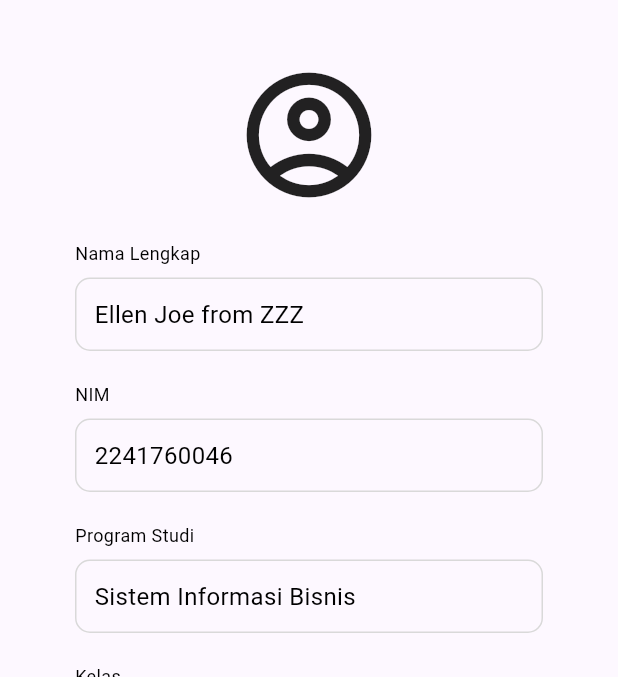
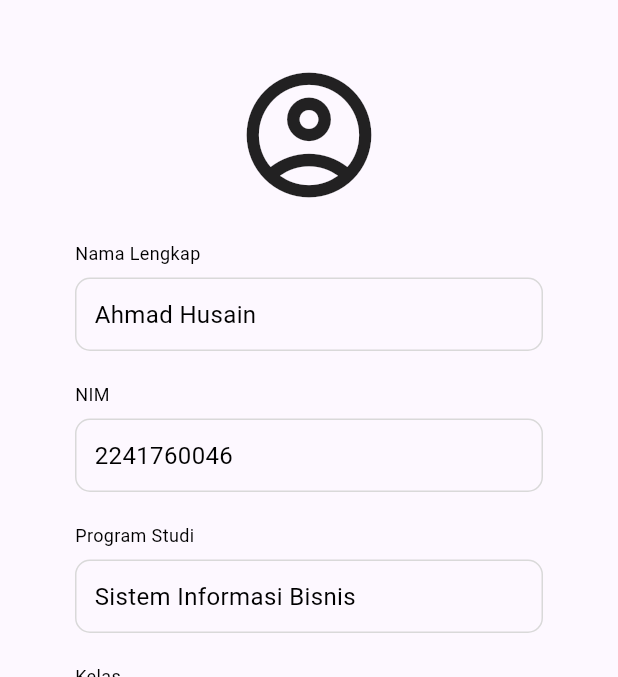
Before and after one commit to nauqi-1/Mobile_PBL, a Flutter app: the MhsProfilePage screen opened directly, on a phone screen of 412 x 824 dp, the part 84-761 px from its top. Run offline on Flutter 3.47's test engine with Material 3 defaults, Android fonts, the phone set to English and light mode, and no system bars.

Commit message:
ganti nama mahasiswa

```diff
--- a/lib/mahasiswa/profile.dart
+++ b/lib/mahasiswa/profile.dart
@@ -16,7 +16,7 @@ class MhsProfilePage extends StatefulWidget {
 }
 
 class _ProfilePageState extends State<MhsProfilePage> {
-  String nama = "Ellen Joe from ZZZ";
+  String nama = "Ahmad Husain";
   String nim = "2241760046";
   String prodi = "Sistem Informasi Bisnis";
   String kelas = "3B";
```
Also changed, not shown: lib/mahasiswa/edit_profile.dart (+15 -0 lines).
